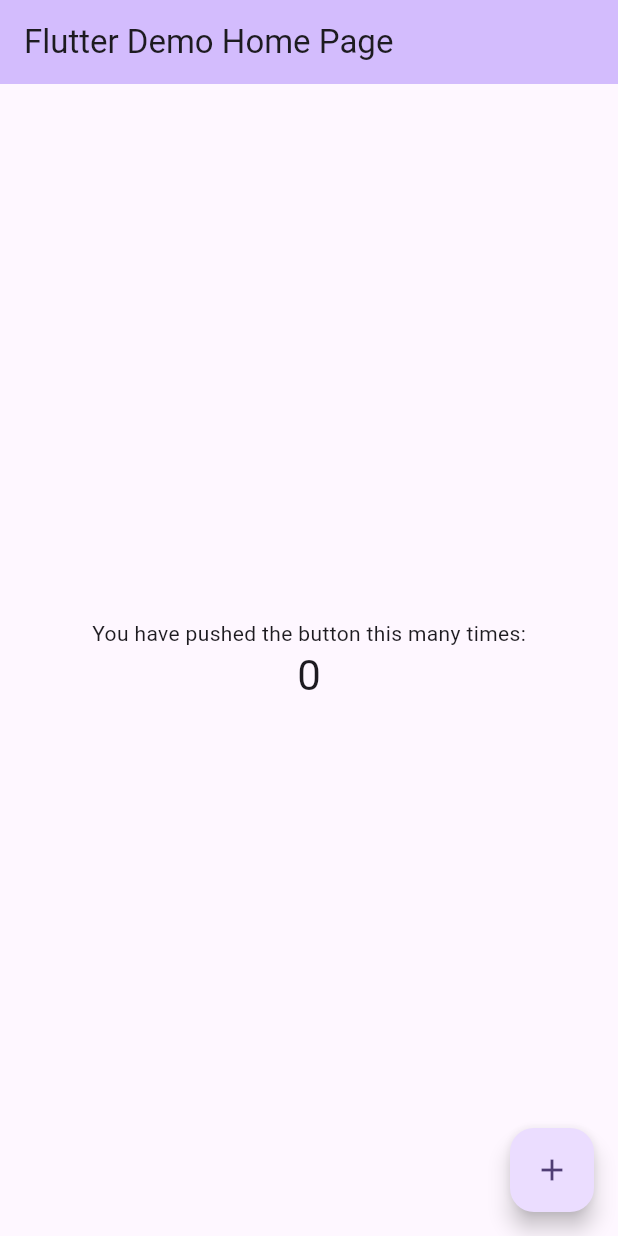
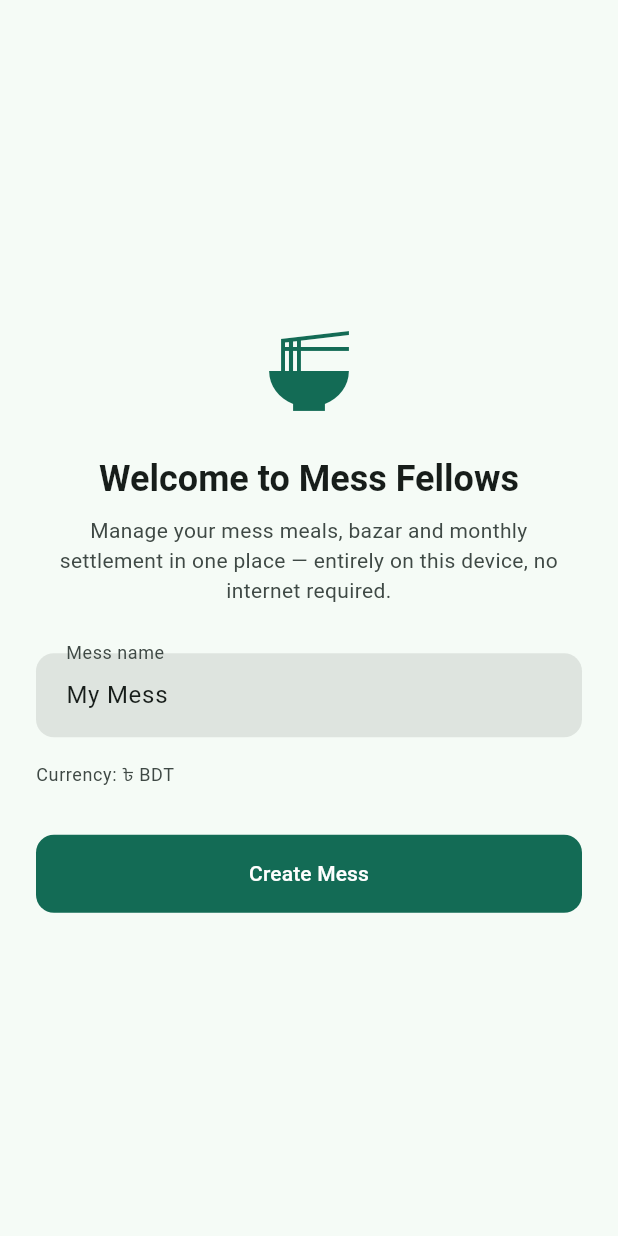
Before and after one commit to pulok1/messfellows, a Flutter app: the screen it shows after launch, on a phone screen of 412 x 824 dp. Run offline on Flutter 3.47's test engine with Material 3 defaults, Android fonts, the phone set to English and light mode, and no system bars; our stand-ins replace drift, drift_flutter, flutter_riverpod; accounts and stored records are empty; generated files the repository leaves out were written again.

Commit message:
feat(app): add app shell, onboarding and shared UI widgets
AppRoot switches between onboarding and the main app based solely on
whether a local mess exists yet — no login screen. Onboarding is a
single short form (section 43): name the mess and go. Adds the shared
EmptyState/BalanceLabel/confirm-dialog widgets reused across screens.

Co-Authored-By: Claude Sonnet 5 <noreply@anthropic.com>

```diff
--- /dev/null
+++ b/lib/app_root.dart
@@ -0,0 +1,34 @@
+import 'package:flutter/material.dart';
+import 'package:flutter_riverpod/flutter_riverpod.dart';
+
+import 'features/home/home_shell.dart';
+import 'features/onboarding/onboarding_screen.dart';
+import 'providers/mess_provider.dart';
+
+/// Decides between onboarding and the main app shell based on whether a
+/// mess has been created yet (section 42) — there is no login screen to
+/// gate this, just local state.
+class AppRoot extends ConsumerWidget {
+  const AppRoot({super.key});
+
+  @override
+  Widget build(BuildContext context, WidgetRef ref) {
+    final messAsync = ref.watch(currentMessProvider);
+
+    return messAsync.when(
+      data: (mess) => mess == null ? const OnboardingScreen() : HomeShell(mess: mess),
+      loading: () => const Scaffold(body: Center(child: CircularProgressIndicator())),
+      error: (error, stackTrace) => Scaffold(
+        body: Center(
+          child: Padding(
+            padding: const EdgeInsets.all(24),
+            child: Text(
+              "Couldn't load your mess data.\n$error",
+              textAlign: TextAlign.center,
+            ),
+          ),
+        ),
+      ),
+    );
+  }
+}
--- /dev/null
+++ b/lib/features/onboarding/onboarding_screen.dart
@@ -0,0 +1,130 @@
+import 'package:flutter/material.dart';
+import 'package:flutter_riverpod/flutter_riverpod.dart';
+
+import '../../core/constants/app_constants.dart';
+import '../../core/theme/app_spacing.dart';
+import '../../providers/repository_providers.dart';
+
+/// First-run experience: a short welcome, then a single form to create the
+/// mess. Deliberately not a multi-page tutorial (section 43) — as soon as
+/// the mess exists, [currentMessProvider] flips the app over to the
+/// dashboard automatically (see AppRoot).
+class OnboardingScreen extends ConsumerStatefulWidget {
+  const OnboardingScreen({super.key});
+
+  @override
+  ConsumerState<OnboardingScreen> createState() => _OnboardingScreenState();
+}
+
+class _OnboardingScreenState extends ConsumerState<OnboardingScreen> {
+  final _formKey = GlobalKey<FormState>();
+  final _nameController = TextEditingController(text: 'My Mess');
+  bool _isSaving = false;
+
+  @override
+  void dispose() {
+    _nameController.dispose();
+    super.dispose();
+  }
+
+  Future<void> _createMess() async {
+    if (!_formKey.currentState!.validate()) return;
+    setState(() => _isSaving = true);
+    try {
+      await ref
+          .read(messRepositoryProvider)
+          .createMess(
+            name: _nameController.text.trim(),
+            currencyCode: AppConstants.defaultCurrencyCode,
+            currencySymbol: AppConstants.defaultCurrencySymbol,
+          );
+      // No navigation needed: AppRoot watches currentMessProvider and will
+      // switch to the dashboard the moment this write lands.
+    } catch (_) {
+      if (mounted) {
+        ScaffoldMessenger.of(
+          context,
+        ).showSnackBar(const SnackBar(content: Text("Couldn't create your mess. Please try again.")));
+      }
+    } finally {
+      if (mounted) setState(() => _isSaving = false);
+    }
+  }
+
+  @override
+  Widget build(BuildContext context) {
+    final colorScheme = Theme.of(context).colorScheme;
+    return Scaffold(
+      body: SafeArea(
+        child: Center(
+          child: SingleChildScrollView(
+            padding: const EdgeInsets.all(AppSpacing.lg),
+            child: ConstrainedBox(
+              constraints: const BoxConstraints(maxWidth: 420),
+              child: Form(
+                key: _formKey,
+                child: Column(
+                  mainAxisSize: MainAxisSize.min,
+                  crossAxisAlignment: CrossAxisAlignment.stretch,
+                  children: [
+                    Icon(Icons.ramen_dining, size: 64, color: colorScheme.primary),
+                    const SizedBox(height: AppSpacing.lg),
+                    Text(
+                      'Welcome to ${AppConstants.appName}',
+                      style: Theme.of(
+                        context,
+                      ).textTheme.headlineSmall?.copyWith(fontWeight: FontWeight.bold),
+                      textAlign: TextAlign.center,
+                    ),
+                    const SizedBox(height: AppSpacing.sm),
+                    Text(
+                      'Manage your mess meals, bazar and monthly settlement in one place — '
+                      'entirely on this device, no internet required.',
+                      style: Theme.of(
+                        context,
+                      ).textTheme.bodyMedium?.copyWith(color: colorScheme.onSurfaceVariant),
+                      textAlign: TextAlign.center,
+                    ),
+                    const SizedBox(height: AppSpacing.xl),
+                    TextFormField(
+                      controller: _nameController,
+                      textCapitalization: TextCapitalization.words,
+                      decoration: const InputDecoration(
+                        labelText: 'Mess name',
+                        hintText: 'e.g. Green Road Mess',
+                      ),
+                      validator: (value) {
+                        if (value == null || value.trim().isEmpty) {
+                          return 'Please enter a name for your mess';
+                        }
+                        return null;
+                      },
+                    ),
+                    const SizedBox(height: AppSpacing.md),
+                    Text(
+                      'Currency: ${AppConstants.defaultCurrencySymbol} ${AppConstants.defaultCurrencyCode}',
+                      style: Theme.of(
+                        context,
+                      ).textTheme.bodySmall?.copyWith(color: colorScheme.onSurfaceVariant),
+                    ),
+                    const SizedBox(height: AppSpacing.xl),
+                    FilledButton(
+                      onPressed: _isSaving ? null : _createMess,
+                      child: _isSaving
+                          ? const SizedBox(
+                              height: 20,
+                              width: 20,
+                              child: CircularProgressIndicator(strokeWidth: 2),
+                            )
+                          : const Text('Create Mess'),
+                    ),
+                  ],
+                ),
+              ),
+            ),
+          ),
+        ),
+      ),
+    );
+  }
+}
--- a/lib/main.dart
+++ b/lib/main.dart
@@ -1,122 +1,25 @@
 import 'package:flutter/material.dart';
+import 'package:flutter_riverpod/flutter_riverpod.dart';
+
+import 'app_root.dart';
+import 'core/constants/app_constants.dart';
+import 'core/theme/app_theme.dart';
 
 void main() {
-  runApp(const MyApp());
+  runApp(const ProviderScope(child: MessFellowsApp()));
 }
 
-class MyApp extends StatelessWidget {
-  const MyApp({super.key});
+class MessFellowsApp extends StatelessWidget {
+  const MessFellowsApp({super.key});
 
-  // This widget is the root of your application.
   @override
   Widget build(BuildContext context) {
     return MaterialApp(
-      title: 'Flutter Demo',
-      theme: ThemeData(
-        // This is the theme of your application.
-        //
-        // TRY THIS: Try running your application with "flutter run". You'll see
-        // the application has a purple toolbar. Then, without quitting the app,
-        // try changing the seedColor in the colorScheme below to Colors.green
-        // and then invoke "hot reload" (save your changes or press the "hot
-        // reload" button in a Flutter-supported IDE, or press "r" if you used
-        // the command line to start the app).
-        //
-        // Notice that the counter didn't reset back to zero; the application
-        // state is not lost during the reload. To reset the state, use hot
-        // restart instead.
-        //
-        // This works for code too, not just values: Most code changes can be
-        // tested with just a hot reload.
-        colorScheme: .fromSeed(seedColor: Colors.deepPurple),
-      ),
-      home: const MyHomePage(title: 'Flutter Demo Home Page'),
+      title: AppConstants.appName,
+      debugShowCheckedModeBanner: false,
+      theme: AppTheme.light(),
+      darkTheme: AppTheme.dark(),
+      home: const AppRoot(),
     );
   }
 }
-
-class MyHomePage extends StatefulWidget {
-  const MyHomePage({super.key, required this.title});
-
-  // This widget is the home page of your application. It is stateful, meaning
-  // that it has a State object (defined below) that contains fields that affect
-  // how it looks.
-
-  // This class is the configuration for the state. It holds the values (in this
-  // case the title) provided by the parent (in this case the App widget) and
-  // used by the build method of the State. Fields in a Widget subclass are
-  // always marked "final".
-
-  final String title;
-
-  @override
-  State<MyHomePage> createState() => _MyHomePageState();
-}
-
-class _MyHomePageState extends State<MyHomePage> {
-  int _counter = 0;
-
-  void _incrementCounter() {
-    setState(() {
-      // This call to setState tells the Flutter framework that something has
-      // changed in this State, which causes it to rerun the build method below
-      // so that the display can reflect the updated values. If we changed
-      // _counter without calling setState(), then the build method would not be
-      // called again, and so nothing would appear to happen.
-      _counter++;
-    });
-  }
-
-  @override
-  Widget build(BuildContext context) {
-    // This method is rerun every time setState is called, for instance as done
-    // by the _incrementCounter method above.
-    //
-    // The Flutter framework has been optimized to make rerunning build methods
-    // fast, so that you can just rebuild anything that needs updating rather
-    // than having to individually change instances of widgets.
-    return Scaffold(
-      appBar: AppBar(
-        // TRY THIS: Try changing the color here to a specific color (to
-        // Colors.amber, perhaps?) and trigger a hot reload to see the AppBar
-        // change color while the other colors stay the same.
-        backgroundColor: Theme.of(context).colorScheme.inversePrimary,
-        // Here we take the value from the MyHomePage object that was created by
-        // the App.build method, and use it to set our appbar title.
-        title: Text(widget.title),
-      ),
-      body: Center(
-        // Center is a layout widget. It takes a single child and positions it
-        // in the middle of the parent.
-        child: Column(
-          // Column is also a layout widget. It takes a list of children and
-          // arranges them vertically. By default, it sizes itself to fit its
-          // children horizontally, and tries to be as tall as its parent.
-          //
-          // Column has various properties to control how it sizes itself and
-          // how it positions its children. Here we use mainAxisAlignment to
-          // center the children vertically; the main axis here is the vertical
-          // axis because Columns are vertical (the cross axis would be
-          // horizontal).
-          //
-          // TRY THIS: Invoke "debug painting" (choose the "Toggle Debug Paint"
-          // action in the IDE, or press "p" in the console), to see the
-          // wireframe for each widget.
-          mainAxisAlignment: .center,
-          children: [
-            const Text('You have pushed the button this many times:'),
-            Text(
-              '$_counter',
-              style: Theme.of(context).textTheme.headlineMedium,
-            ),
-          ],
-        ),
-      ),
-      floatingActionButton: FloatingActionButton(
-        onPressed: _incrementCounter,
-        tooltip: 'Increment',
-        child: const Icon(Icons.add),
-      ),
-    );
-  }
-}
```
Also changed, not shown: lib/features/shared/quick_add/quick_add_sheet.dart (added, +109 -0 lines), lib/features/shared/widgets/balance_label.dart (added, +38 -0 lines), lib/features/shared/widgets/confirm_dialog.dart (added, +29 -0 lines), lib/features/shared/widgets/empty_state.dart (added, +58 -0 lines), 1 other file.
